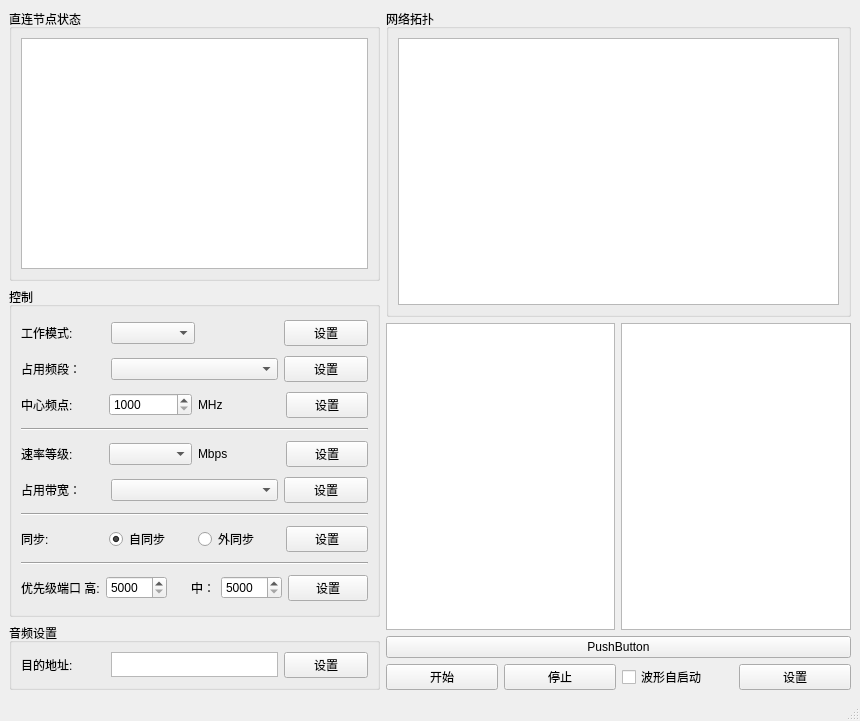
Above: mainWin.ui from Doun2017/pyQTwithUDP before the change. Below: the same form after it.
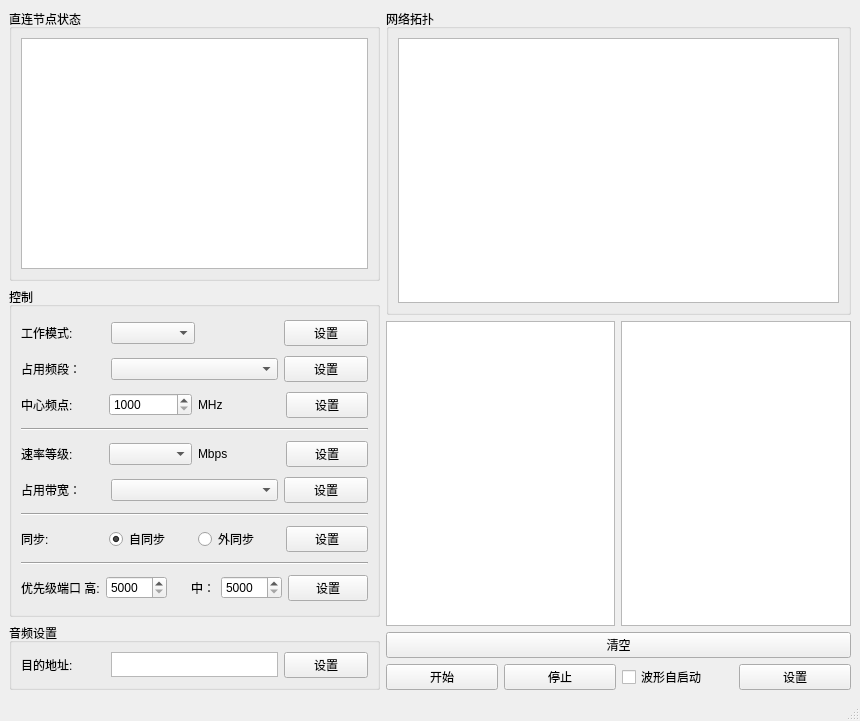
That is the form after the change.

Commit message: 添加清空所有按钮及其逻辑；增加按着Ctrl双击开启/关闭测试数据的功能；优化代码、修正其他一些bug

```diff
--- a/mainWin.ui
+++ b/mainWin.ui
@@ -380,7 +380,7 @@
       <item>
        <widget class="QPushButton" name="pushButton">
         <property name="text">
-         <string>PushButton</string>
+         <string>清空</string>
         </property>
        </widget>
       </item>
```
Left out of the diff: 2 changed lines with no effect on the pictures. The commit also changes 6 other files.
